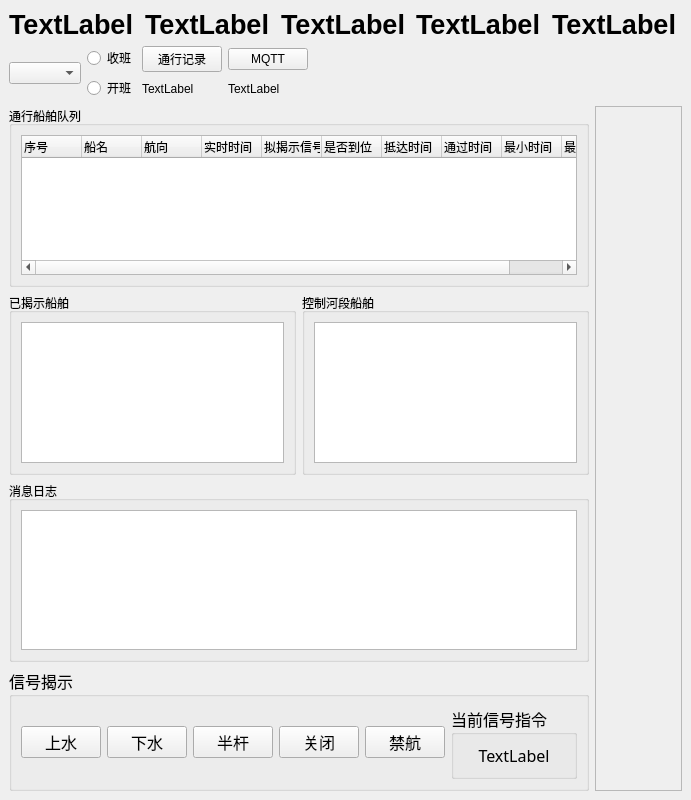
Old version of the form mainwindow.ui in the repository tengxinlin/controlSystem.
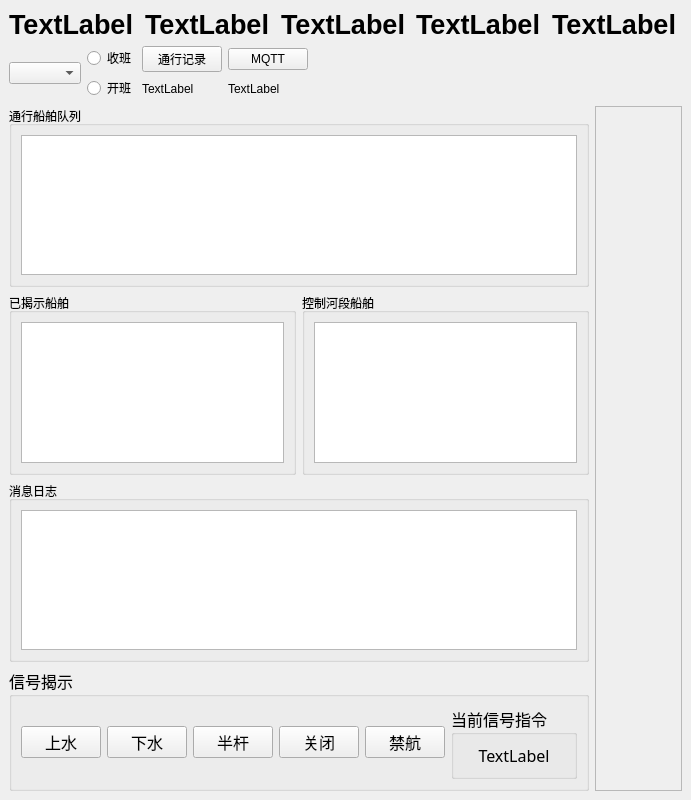
New version of the form.

Commit message:
揭示信号
对通行队列创造线程去判断是否揭示信号

Patch:
```diff
--- a/mainwindow.ui
+++ b/mainwindow.ui
@@ -187,91 +187,6 @@
                <attribute name="horizontalHeaderDefaultSectionSize">
                 <number>60</number>
                </attribute>
-               <column>
-                <property name="text">
-                 <string>序号</string>
-                </property>
-                <property name="font">
-                 <font>
-                  <kerning>true</kerning>
-                 </font>
-                </property>
-                <property name="textAlignment">
-                 <set>AlignJustify|AlignVCenter</set>
-                </property>
-               </column>
-               <column>
-                <property name="text">
-                 <string>船名</string>
-                </property>
-                <property name="textAlignment">
-                 <set>AlignJustify|AlignVCenter</set>
-                </property>
-               </column>
-               <column>
-                <property name="text">
-                 <string>航向</string>
-                </property>
-                <property name="textAlignment">
-                 <set>AlignJustify|AlignVCenter</set>
-                </property>
-               </column>
-               <column>
-                <property name="text">
-                 <string>实时时间</string>
-                </property>
-                <property name="textAlignment">
-                 <set>AlignJustify|AlignVCenter</set>
-                </property>
-               </column>
-               <column>
-                <property name="text">
-                 <string>拟揭示信号</string>
-                </property>
-                <property name="textAlignment">
-                 <set>AlignJustify|AlignVCenter</set>
-                </property>
-               </column>
-               <column>
-                <property name="text">
-                 <string>是否到位</string>
-                </property>
-                <property name="textAlignment">
-                 <set>AlignJustify|AlignVCenter</set>
-                </property>
-               </column>
-               <column>
-                <property name="text">
-                 <string>抵达时间</string>
-                </property>
-                <property name="textAlignment">
-                 <set>AlignJustify|AlignVCenter</set>
-                </property>
-               </column>
-               <column>
-                <property name="text">
-                 <string>通过时间</string>
-                </property>
-                <property name="textAlignment">
-                 <set>AlignJustify|AlignVCenter</set>
-                </property>
-               </column>
-               <column>
-                <property name="text">
-                 <string>最小时间</string>
-                </property>
-                <property name="textAlignment">
-                 <set>AlignJustify|AlignVCenter</set>
-                </property>
-               </column>
-               <column>
-                <property name="text">
-                 <string>最大时间</string>
-                </property>
-                <property name="textAlignment">
-                 <set>AlignJustify|AlignVCenter</set>
-                </property>
-               </column>
               </widget>
              </item>
             </layout>
```
Left out of the diff: 6 changed lines with no effect on the pictures. The commit also changes 23 other files.
